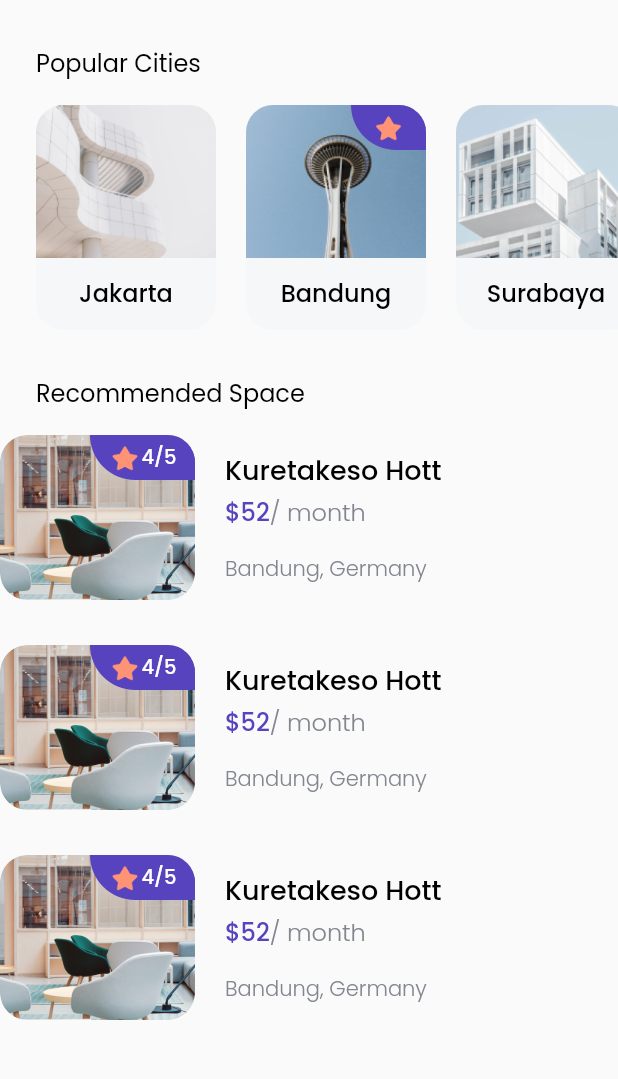
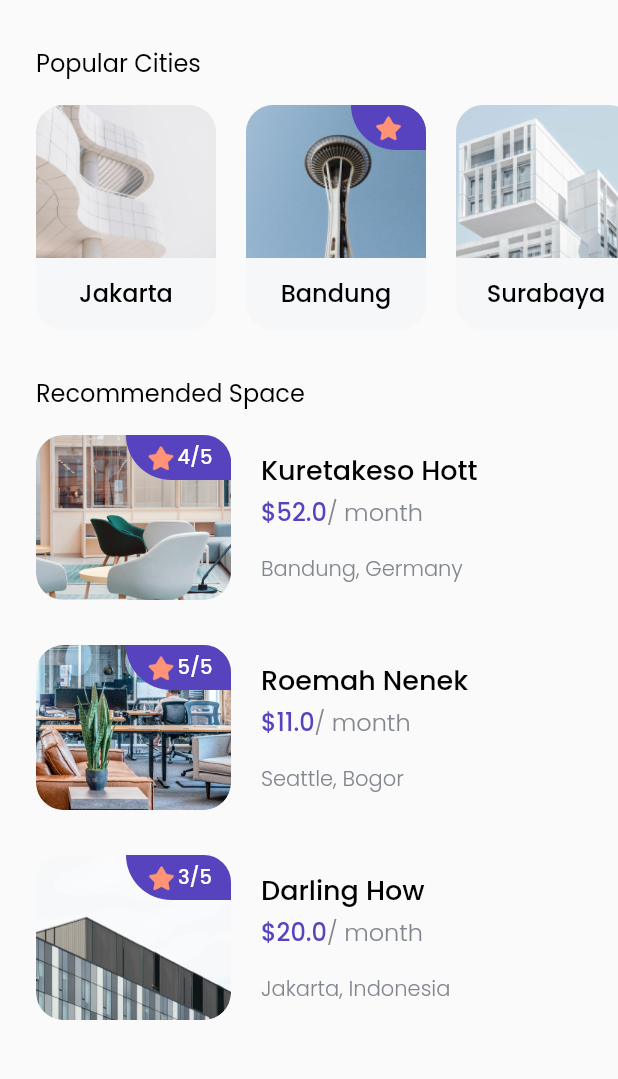
Before and after one commit to Farizal97/cari_kos, a Flutter app: the HomePage screen opened directly, on a phone screen of 412 x 824 dp, the part 129-1208 px from its top. Run offline on Flutter 3.47's test engine with Material 2 defaults, Android fonts, the light colour scheme and no system bars; our stand-ins replace google_fonts.

Commit message:
final space

```diff
--- a/lib/models/space.dart
+++ b/lib/models/space.dart
@@ -7,5 +7,13 @@ class Space {
   late String country;
   late int rating;
 
-  Space({required this.id,required this.name,})
+  Space({
+    required this.city,
+    required this.country,
+    required this.id,
+    required this.imageUrl,
+    required this.name,
+    required this.price,
+    required this.rating,
+  });
 }
--- a/lib/pages/home_page.dart
+++ b/lib/pages/home_page.dart
@@ -1,4 +1,5 @@
 import 'package:cari_kos/models/city.dart';
+import 'package:cari_kos/models/space.dart';
 import 'package:cari_kos/theme.dart';
 import 'package:cari_kos/widgets/city_card.dart';
 import 'package:cari_kos/widgets/space_card.dart';
@@ -116,19 +117,55 @@ class HomePage extends StatelessWidget {
               SizedBox(
                 height: 16,
               ),
-              Column(
+              Padding(
+                padding: EdgeInsets.symmetric(
+                  horizontal: edge,
+                ),
+                child: Column(
                   children: [
-                  SpaceCard(),
+                    SpaceCard(
+                      Space(
+                        id: 1,
+                        name: 'Kuretakeso Hott',
+                        imageUrl: 'assets/space-1.png',
+                        price: 52,
+                        city: 'Bandung',
+                        country: 'Germany',
+                        rating: 4,
+                      ),
+                    ),
                     SizedBox(
                       height: 30,
                     ),
-                  SpaceCard(),
+                    SpaceCard(
+                      Space(
+                        id: 2,
+                        name: 'Roemah Nenek',
+                        imageUrl: 'assets/space-2.png',
+                        price: 11,
+                        city: 'Seattle',
+                        country: 'Bogor',
+                        rating: 5,
+                      ),
+                    ),
                     SizedBox(
                       height: 30,
                     ),
-                  SpaceCard(),
+                    SpaceCard(
+                      Space(
+                        id: 3,
+                        name: 'Darling How',
+                        imageUrl: 'assets/space-3.png',
+                        price: 20,
+                        city: 'Jakarta',
+                        country: 'Indonesia',
+                        rating: 3,
+                      ),
+                    ),
                   ],
-              )
+                ),
+              ),
+              //NOTE:TIPS&GuidE
             ],
           ),
         ),
--- a/lib/widgets/space_card.dart
+++ b/lib/widgets/space_card.dart
@@ -1,10 +1,12 @@
+import 'package:cari_kos/models/space.dart';
 import 'package:flutter/material.dart';
 
 import '../theme.dart';
 
 class SpaceCard extends StatelessWidget {
-  const SpaceCard({Key? key}) : super(key: key);
 
+  final Space space;
+  SpaceCard(this.space);
   @override
   Widget build(BuildContext context) {
     return Row(
@@ -17,7 +19,7 @@ class SpaceCard extends StatelessWidget {
             child: Stack(
               children: [
                 Image.asset(
-                  'assets/space-1.png',
+                 space.imageUrl,
                 ),
                 Align(
                   alignment: Alignment.topRight,
@@ -40,7 +42,7 @@ class SpaceCard extends StatelessWidget {
                           height: 22,
                         ),
                         Text(
-                          '4/5',
+                          '${space.rating}/5',
                           style: WhiteTextStyle.copyWith(
                             fontSize: 13,
                           ),
@@ -60,7 +62,7 @@ class SpaceCard extends StatelessWidget {
           crossAxisAlignment: CrossAxisAlignment.start,
           children: [
             Text(
-              'Kuretakeso Hott',
+             space.name,
               style: blackTextStyle.copyWith(
                 fontSize: 18,
               ),
@@ -70,7 +72,7 @@ class SpaceCard extends StatelessWidget {
             ),
             Text.rich(
               TextSpan(
-                text: '\$52',
+                text: '\$${space.price}',
                 style: purpleTextStyle.copyWith(
                   fontSize: 16,
                 ),
@@ -88,7 +90,7 @@ class SpaceCard extends StatelessWidget {
               height: 16,
             ),
             Text(
-              'Bandung, Germany',
+              '${space.city}, ${space.country}',
               style: greyTextStyle,
             ),
           ],
```
Lines whose indentation alone changed are shown as unchanged.
